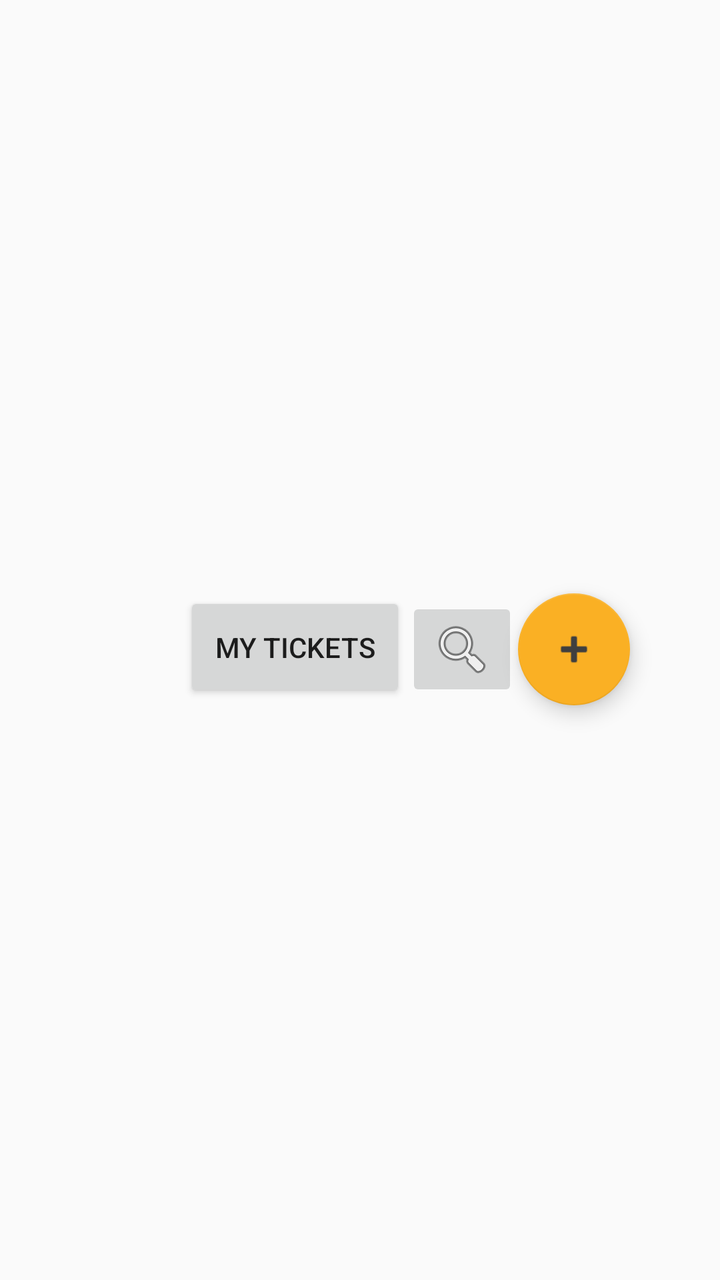
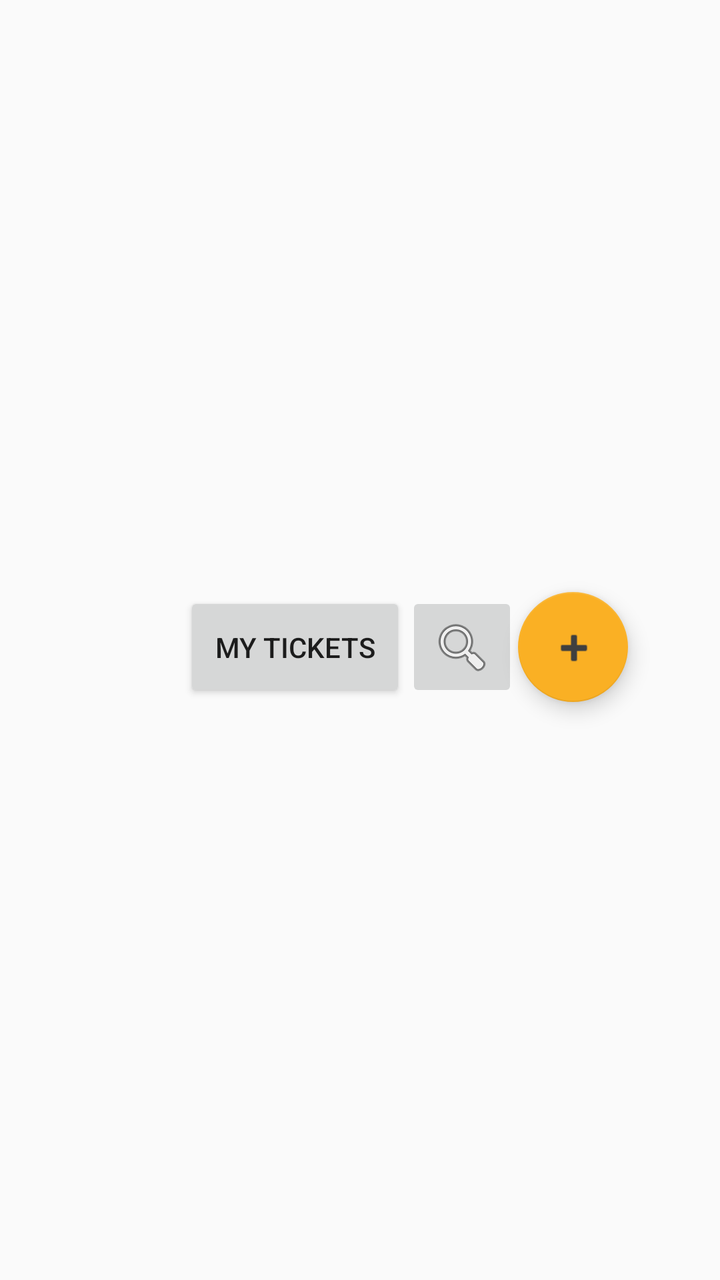

Before-and-after screenshots of an Android layout around one commit, followed by the original layout XML and the change that was made.
<!-- AndroidManifest.xml: application theme AppTheme -->
<!-- res/layout/activity_ticket_menu.xml -->
<?xml version="1.0" encoding="utf-8"?>
<androidx.constraintlayout.widget.ConstraintLayout xmlns:android="http://schemas.android.com/apk/res/android"
    xmlns:app="http://schemas.android.com/apk/res-auto"
    xmlns:tools="http://schemas.android.com/tools"
    android:layout_width="match_parent"
    android:layout_height="match_parent"
    tools:context=".TicketMenuActivity">

    <Button
        android:id="@+id/mineButton"
        android:layout_width="111dp"
        android:layout_height="55dp"
        android:layout_marginStart="92dp"
        android:layout_marginLeft="92dp"
        android:text="My Tickets"
        app:layout_constraintBottom_toBottomOf="parent"
        app:layout_constraintStart_toStartOf="parent"
        app:layout_constraintTop_toTopOf="parent"
        app:layout_constraintVertical_bias="0.506" />

    <ImageButton
        android:id="@+id/searchButton"
        android:layout_width="wrap_content"
        android:layout_height="wrap_content"
        android:contentDescription="@string/searchButtonText"
        app:layout_constraintBottom_toBottomOf="parent"
        app:layout_constraintStart_toEndOf="@+id/mineButton"
        app:layout_constraintTop_toTopOf="parent"
        app:layout_constraintVertical_bias="0.508"
        app:srcCompat="@android:drawable/ic_menu_search" />

    <com.google.android.material.floatingactionbutton.FloatingActionButton
        android:layout_width="wrap_content"
        android:layout_height="wrap_content"
        android:clickable="true"
        android:tint="@color/colorPrimary"
        app:layout_constraintBottom_toBottomOf="parent"
        app:layout_constraintEnd_toEndOf="parent"
        app:layout_constraintHorizontal_bias="0.0"
        app:layout_constraintStart_toEndOf="@+id/searchButton"
        app:layout_constraintTop_toTopOf="parent"
        app:layout_constraintVertical_bias="0.508"
        app:srcCompat="@android:drawable/ic_input_add"
        android:focusable="true" />

</androidx.constraintlayout.widget.ConstraintLayout>
<!-- resources referenced by this layout -->
<resources>
  <color name="colorPrimary">#3f3f3f</color>
  <string name="searchButtonText">Search</string>
  <style name="AppTheme" parent="Theme.AppCompat.Light.DarkActionBar">
          
          <item name="colorPrimary">@color/colorPrimary</item>
          <item name="colorPrimaryDark">@color/colorPrimaryDark</item>
          <item name="colorAccent">@color/colorAccent</item>
      </style>
  <color name="colorPrimaryDark">#0b0b0b</color>
  <color name="colorAccent">#fab024</color>
</resources>

<!-- the commit's change to res/layout/activity_ticket_menu.xml (unified diff, before → after) -->
@@ -11,7 +11,6 @@
         android:layout_width="111dp"
         android:layout_height="55dp"
         android:layout_marginStart="92dp"
-        android:layout_marginLeft="92dp"
         android:text="My Tickets"
         app:layout_constraintBottom_toBottomOf="parent"
         app:layout_constraintStart_toStartOf="parent"
@@ -21,26 +20,28 @@
     <ImageButton
         android:id="@+id/searchButton"
         android:layout_width="wrap_content"
-        android:layout_height="wrap_content"
+        android:layout_height="55dp"
         android:contentDescription="@string/searchButtonText"
-        app:layout_constraintBottom_toBottomOf="parent"
+        app:layout_constraintBottom_toBottomOf="@+id/mineButton"
         app:layout_constraintStart_toEndOf="@+id/mineButton"
-        app:layout_constraintTop_toTopOf="parent"
+        app:layout_constraintTop_toTopOf="@+id/mineButton"
         app:layout_constraintVertical_bias="0.508"
         app:srcCompat="@android:drawable/ic_menu_search" />
 
     <com.google.android.material.floatingactionbutton.FloatingActionButton
+        android:id="@+id/addButton"
         android:layout_width="wrap_content"
-        android:layout_height="wrap_content"
+        android:layout_height="55dp"
+        android:layout_marginTop="2dp"
         android:clickable="true"
+        android:focusable="true"
         android:tint="@color/colorPrimary"
-        app:layout_constraintBottom_toBottomOf="parent"
+        app:layout_constraintBottom_toBottomOf="@+id/searchButton"
         app:layout_constraintEnd_toEndOf="parent"
         app:layout_constraintHorizontal_bias="0.0"
         app:layout_constraintStart_toEndOf="@+id/searchButton"
-        app:layout_constraintTop_toTopOf="parent"
-        app:layout_constraintVertical_bias="0.508"
-        app:srcCompat="@android:drawable/ic_input_add"
-        android:focusable="true" />
+        app:layout_constraintTop_toTopOf="@+id/searchButton"
+        app:layout_constraintVertical_bias="1.0"
+        app:srcCompat="@android:drawable/ic_input_add" />
 
 </androidx.constraintlayout.widget.ConstraintLayout>
